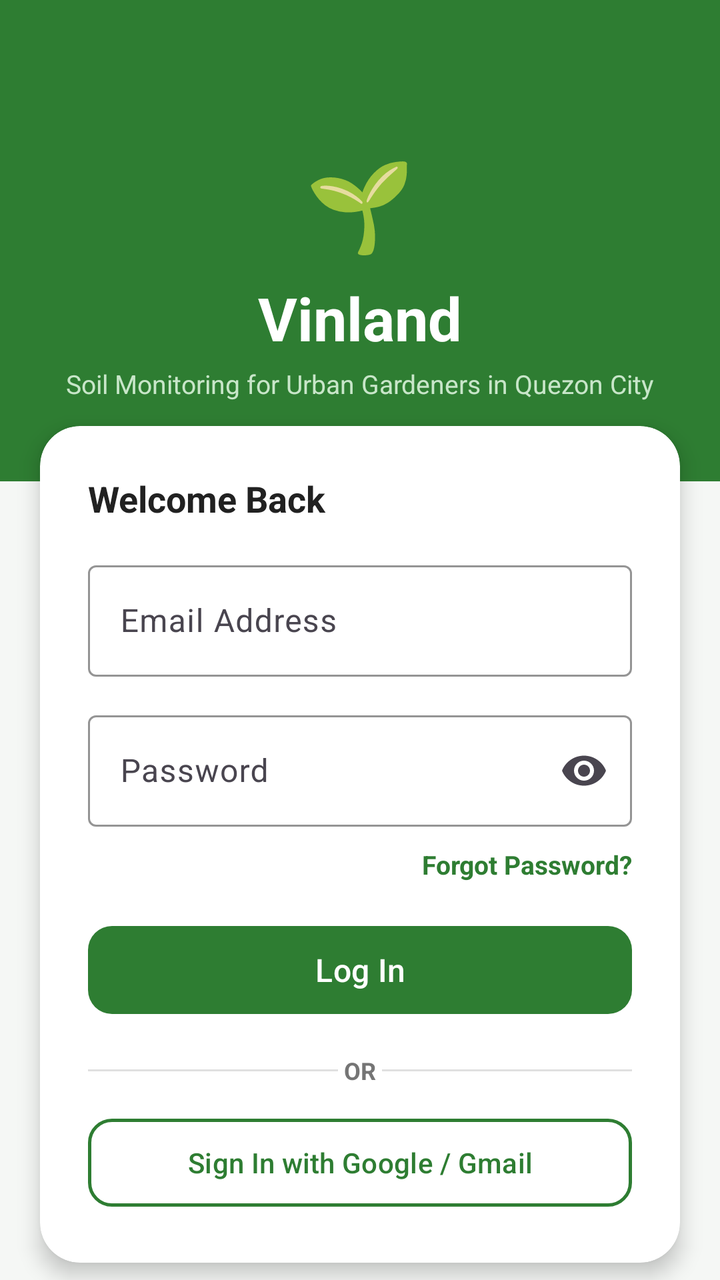
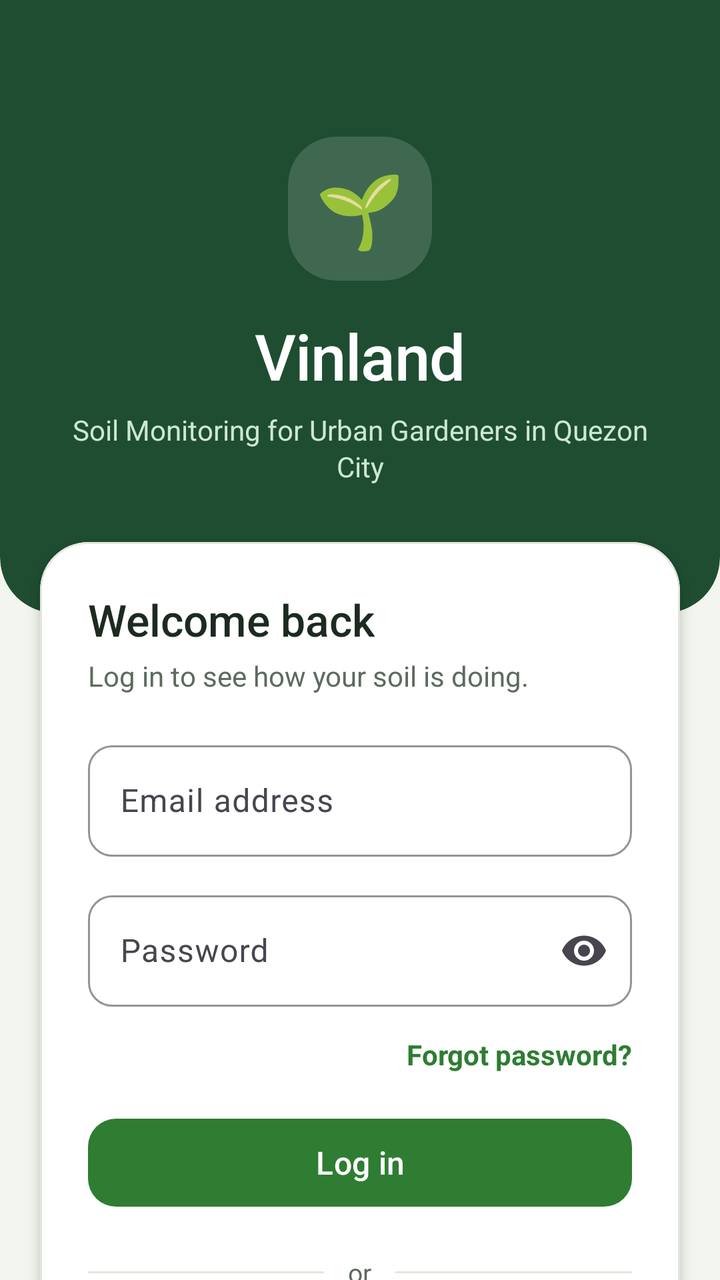

Before-and-after screenshots of an Android layout around one commit, followed by the original layout XML and the change that was made.
<!-- AndroidManifest.xml: application theme Theme.Vinland -->
<!-- res/layout/activity_login.xml -->
<?xml version="1.0" encoding="utf-8"?>
<androidx.core.widget.NestedScrollView xmlns:android="http://schemas.android.com/apk/res/android"
    xmlns:app="http://schemas.android.com/apk/res-auto"
    android:layout_width="match_parent"
    android:layout_height="match_parent"
    android:background="#F5F7F5"
    android:clipToPadding="false"
    android:fillViewport="true">

    <LinearLayout
        android:layout_width="match_parent"
        android:layout_height="wrap_content"
        android:orientation="vertical">

        
        <LinearLayout
            android:layout_width="match_parent"
            android:layout_height="wrap_content"
            android:orientation="vertical"
            android:gravity="center_horizontal"
            android:background="#2E7D32"
            android:paddingTop="72dp"
            android:paddingBottom="40dp"
            android:paddingHorizontal="24dp">

            <TextView
                android:layout_width="wrap_content"
                android:layout_height="wrap_content"
                android:text="🌱"
                android:textSize="44sp" />

            <TextView
                android:id="@+id/tvAppName"
                android:layout_width="wrap_content"
                android:layout_height="wrap_content"
                android:layout_marginTop="8dp"
                android:text="Vinland"
                android:textSize="30sp"
                android:textStyle="bold"
                android:textColor="#FFFFFF" />

            <TextView
                android:id="@+id/tvTagline"
                android:layout_width="wrap_content"
                android:layout_height="wrap_content"
                android:layout_marginTop="4dp"
                android:text="Soil Monitoring for Urban Gardeners in Quezon City"
                android:textSize="13sp"
                android:textColor="#C8E6C9" />
        </LinearLayout>

        
        <com.google.android.material.card.MaterialCardView
            android:layout_width="match_parent"
            android:layout_height="wrap_content"
            android:layout_marginStart="20dp"
            android:layout_marginEnd="20dp"
            android:layout_marginTop="-28dp"
            app:cardCornerRadius="20dp"
            app:cardElevation="6dp"
            app:strokeWidth="0dp"
            app:cardBackgroundColor="#FFFFFF">

            <LinearLayout
                android:layout_width="match_parent"
                android:layout_height="wrap_content"
                android:orientation="vertical"
                android:padding="24dp">

                <TextView
                    android:layout_width="wrap_content"
                    android:layout_height="wrap_content"
                    android:text="Welcome Back"
                    android:textSize="18sp"
                    android:textStyle="bold"
                    android:textColor="#212121"
                    android:layout_marginBottom="16dp" />

                
                <com.google.android.material.textfield.TextInputLayout
                    android:id="@+id/tilEmail"
                    style="@style/Widget.Material3.TextInputLayout.OutlinedBox"
                    android:layout_width="match_parent"
                    android:layout_height="wrap_content"
                    android:hint="Email Address"
                    app:boxStrokeColor="#2E7D32"
                    app:hintTextColor="#2E7D32">

                    <com.google.android.material.textfield.TextInputEditText
                        android:id="@+id/etEmail"
                        android:layout_width="match_parent"
                        android:layout_height="wrap_content"
                        android:inputType="textEmailAddress" />
                </com.google.android.material.textfield.TextInputLayout>

                
                <com.google.android.material.textfield.TextInputLayout
                    android:id="@+id/tilPassword"
                    style="@style/Widget.Material3.TextInputLayout.OutlinedBox"
                    android:layout_width="match_parent"
                    android:layout_height="wrap_content"
                    android:layout_marginTop="14dp"
                    android:hint="Password"
                    app:boxStrokeColor="#2E7D32"
                    app:hintTextColor="#2E7D32"
                    app:endIconMode="password_toggle">

                    <com.google.android.material.textfield.TextInputEditText
                        android:id="@+id/etPassword"
                        android:layout_width="match_parent"
                        android:layout_height="wrap_content"
                        android:inputType="textPassword" />
                </com.google.android.material.textfield.TextInputLayout>

                
                <TextView
                    android:id="@+id/tvForgotPassword"
                    android:layout_width="wrap_content"
                    android:layout_height="wrap_content"
                    android:layout_gravity="end"
                    android:layout_marginTop="10dp"
                    android:text="Forgot Password?"
                    android:textColor="#2E7D32"
                    android:textStyle="bold"
                    android:textSize="13sp" />

                
                <TextView
                    android:id="@+id/tvError"
                    android:layout_width="match_parent"
                    android:layout_height="wrap_content"
                    android:layout_marginTop="12dp"
                    android:textColor="#D32F2F"
                    android:textSize="13sp"
                    android:visibility="gone" />

                
                <com.google.android.material.button.MaterialButton
                    android:id="@+id/btnLogin"
                    android:layout_width="match_parent"
                    android:layout_height="52dp"
                    android:layout_marginTop="18dp"
                    android:text="Log In"
                    android:textAllCaps="false"
                    android:textSize="16sp"
                    app:cornerRadius="12dp"
                    app:backgroundTint="#2E7D32" />

                
                <LinearLayout
                    android:layout_width="match_parent"
                    android:layout_height="wrap_content"
                    android:orientation="horizontal"
                    android:gravity="center"
                    android:layout_marginTop="16dp"
                    android:layout_marginBottom="12dp">

                    <View
                        android:layout_width="0dp"
                        android:layout_height="1dp"
                        android:layout_weight="1"
                        android:background="#E0E0E0" />

                    <TextView
                        android:layout_width="wrap_content"
                        android:layout_height="wrap_content"
                        android:text=" OR "
                        android:textSize="12sp"
                        android:textColor="#757575"
                        android:textStyle="bold" />

                    <View
                        android:layout_width="0dp"
                        android:layout_height="1dp"
                        android:layout_weight="1"
                        android:background="#E0E0E0" />
                </LinearLayout>

                
                <com.google.android.material.button.MaterialButton
                    android:id="@+id/btnGoogleSignIn"
                    style="@style/Widget.Material3.Button.OutlinedButton"
                    android:layout_width="match_parent"
                    android:layout_height="52dp"
                    android:text="Sign In with Google / Gmail"
                    android:textAllCaps="false"
                    android:textSize="14sp"
                    android:textColor="#2E7D32"
                    app:strokeColor="#2E7D32"
                    app:strokeWidth="1.5dp"
                    app:cornerRadius="12dp" />

                <ProgressBar
                    android:id="@+id/progressBar"
                    android:layout_width="wrap_content"
                    android:layout_height="wrap_content"
                    android:layout_gravity="center"
                    android:layout_marginTop="12dp"
                    android:visibility="gone" />

            </LinearLayout>
        </com.google.android.material.card.MaterialCardView>

        
        <TextView
            android:id="@+id/tvGoToRegister"
            android:layout_width="wrap_content"
            android:layout_height="wrap_content"
            android:layout_gravity="center"
            android:layout_marginTop="24dp"
            android:layout_marginBottom="32dp"
            android:text="Don't have an account? Register"
            android:textColor="#2E7D32"
            android:textStyle="bold"
            android:textSize="14sp" />

    </LinearLayout>
</androidx.core.widget.NestedScrollView>
<!-- resources referenced by this layout -->
<resources>
  <style name="Theme.Vinland" parent="Base.Theme.Vinland" />
  <style name="Base.Theme.Vinland" parent="Theme.Material3.DayNight.NoActionBar">
          
          
      </style>
</resources>

<!-- the commit's change to res/layout/activity_login.xml (unified diff, before → after) -->
@@ -3,9 +3,11 @@
     xmlns:app="http://schemas.android.com/apk/res-auto"
     android:layout_width="match_parent"
     android:layout_height="match_parent"
-    android:background="#F5F7F5"
+    android:background="#F3F5EF"
     android:clipToPadding="false"
     android:fillViewport="true">
+
+    
 
     <LinearLayout
         android:layout_width="match_parent"
@@ -13,53 +15,77 @@
         android:orientation="vertical">
 
         
-        <LinearLayout
+        <com.google.android.material.card.MaterialCardView
             android:layout_width="match_parent"
             android:layout_height="wrap_content"
-            android:orientation="vertical"
-            android:gravity="center_horizontal"
-            android:background="#2E7D32"
-            android:paddingTop="72dp"
-            android:paddingBottom="40dp"
-            android:paddingHorizontal="24dp">
-
-            <TextView
-                android:layout_width="wrap_content"
+            android:layout_marginTop="-28dp"
+            app:cardBackgroundColor="#1F4D32"
+            app:cardCornerRadius="28dp"
+            app:cardElevation="0dp"
+            app:strokeWidth="0dp">
+
+            <LinearLayout
+                android:layout_width="match_parent"
                 android:layout_height="wrap_content"
-                android:text="🌱"
-                android:textSize="44sp" />
-
-            <TextView
-                android:id="@+id/tvAppName"
-                android:layout_width="wrap_content"
-                android:layout_height="wrap_content"
-                android:layout_marginTop="8dp"
-                android:text="Vinland"
-                android:textSize="30sp"
-                android:textStyle="bold"
-                android:textColor="#FFFFFF" />
-
-            <TextView
-                android:id="@+id/tvTagline"
-                android:layout_width="wrap_content"
-                android:layout_height="wrap_content"
-                android:layout_marginTop="4dp"
-                android:text="Soil Monitoring for Urban Gardeners in Quezon City"
-                android:textSize="13sp"
-                android:textColor="#C8E6C9" />
-        </LinearLayout>
+                android:gravity="center_horizontal"
+                android:orientation="vertical"
+                android:paddingHorizontal="32dp"
+                android:paddingTop="96dp"
+                android:paddingBottom="64dp">
+
+                <com.google.android.material.card.MaterialCardView
+                    android:layout_width="72dp"
+                    android:layout_height="72dp"
+                    app:cardBackgroundColor="#26FFFFFF"
+                    app:cardCornerRadius="24dp"
+                    app:cardElevation="0dp"
+                    app:strokeWidth="0dp">
+
+                    <TextView
+                        android:layout_width="match_parent"
+                        android:layout_height="match_parent"
+                        android:gravity="center"
+                        android:importantForAccessibility="no"
+                        android:text="🌱"
+                        android:textSize="36sp" />
+                </com.google.android.material.card.MaterialCardView>
+
+                <TextView
+                    android:id="@+id/tvAppName"
+                    android:layout_width="wrap_content"
+                    android:layout_height="wrap_content"
+                    android:layout_marginTop="16dp"
+                    android:fontFamily="sans-serif-medium"
+                    android:letterSpacing="-0.01"
+                    android:text="Vinland"
+                    android:textColor="#FFFFFF"
+                    android:textSize="32sp" />
+
+                <TextView
+                    android:id="@+id/tvTagline"
+                    android:layout_width="wrap_content"
+                    android:layout_height="wrap_content"
+                    android:layout_marginTop="6dp"
+                    android:gravity="center"
+                    android:lineSpacingMultiplier="1.1"
+                    android:text="Soil Monitoring for Urban Gardeners in Quezon City"
+                    android:textColor="#CDE8D0"
+                    android:textSize="14sp" />
+            </LinearLayout>
+        </com.google.android.material.card.MaterialCardView>
 
         
         <com.google.android.material.card.MaterialCardView
             android:layout_width="match_parent"
             android:layout_height="wrap_content"
             android:layout_marginStart="20dp"
+            android:layout_marginTop="-36dp"
             android:layout_marginEnd="20dp"
-            android:layout_marginTop="-28dp"
-            app:cardCornerRadius="20dp"
-            app:cardElevation="6dp"
-            app:strokeWidth="0dp"
-            app:cardBackgroundColor="#FFFFFF">
+            app:cardBackgroundColor="#FFFFFF"
+            app:cardCornerRadius="24dp"
+            app:cardElevation="4dp"
+            app:strokeColor="#E2E7DC"
+            app:strokeWidth="1dp">
 
             <LinearLayout
                 android:layout_width="match_parent"
@@ -70,11 +96,19 @@
                 <TextView
                     android:layout_width="wrap_content"
                     android:layout_height="wrap_content"
-                    android:text="Welcome Back"
-                    android:textSize="18sp"
-                    android:textStyle="bold"
-                    android:textColor="#212121"
-                    android:layout_marginBottom="16dp" />
+                    android:fontFamily="sans-serif-medium"
+                    android:text="Welcome back"
+                    android:textColor="#1C2A20"
+                    android:textSize="22sp" />
+
+                <TextView
+                    android:layout_width="wrap_content"
+                    android:layout_height="wrap_content"
+                    android:layout_marginTop="4dp"
+                    android:layout_marginBottom="20dp"
+                    android:text="Log in to see how your soil is doing."
+                    android:textColor="#5C6B5F"
+                    android:textSize="14sp" />
 
                 
                 <com.google.android.material.textfield.TextInputLayout
@@ -82,7 +116,11 @@
                     style="@style/Widget.Material3.TextInputLayout.OutlinedBox"
                     android:layout_width="match_parent"
                     android:layout_height="wrap_content"
-                    android:hint="Email Address"
+                    android:hint="Email address"
+                    app:boxCornerRadiusBottomEnd="12dp"
+                    app:boxCornerRadiusBottomStart="12dp"
+                    app:boxCornerRadiusTopEnd="12dp"
+                    app:boxCornerRadiusTopStart="12dp"
                     app:boxStrokeColor="#2E7D32"
                     app:hintTextColor="#2E7D32">
 
@@ -90,7 +128,10 @@
                         android:id="@+id/etEmail"
                         android:layout_width="match_parent"
                         android:layout_height="wrap_content"
-                        android:inputType="textEmailAddress" />
+                        android:autofillHints="emailAddress"
+                        android:imeOptions="actionNext"
+                        android:inputType="textEmailAddress"
+                        android:textColor="#1C2A20" />
                 </com.google.android.material.textfield.TextInputLayout>
 
                 
@@ -101,36 +142,44 @@
                     android:layout_height="wrap_content"
                     android:layout_marginTop="14dp"
                     android:hint="Password"
+                    app:boxCornerRadiusBottomEnd="12dp"
+                    app:boxCornerRadiusBottomStart="12dp"
+                    app:boxCornerRadiusTopEnd="12dp"
+                    app:boxCornerRadiusTopStart="12dp"
                     app:boxStrokeColor="#2E7D32"
-                    app:hintTextColor="#2E7D32"
-                    app:endIconMode="password_toggle">
+                    app:endIconMode="password_toggle"
+                    app:hintTextColor="#2E7D32">
 
                     <com.google.android.material.textfield.TextInputEditText
                         android:id="@+id/etPassword"
                         android:layout_width="match_parent"
                         android:layout_height="wrap_content"
-                        android:inputType="textPassword" />
+                        android:autofillHints="password"
+                        android:imeOptions="actionDone"
+                        android:inputType="textPassword"
+                        android:textColor="#1C2A20" />
                 </com.google.android.material.textfield.TextInputLayout>
 
                 
                 <TextView
                     android:id="@+id/tvForgotPassword"
                     android:layout_width="wrap_content"
-                    android:layout_height="wrap_content"
+                    android:layout_height="48dp"
                     android:layout_gravity="end"
-                    android:layout_marginTop="10dp"
-                    android:text="Forgot Password?"
+                    android:gravity="center_vertical"
+                    android:paddingStart="8dp"
+                    android:text="Forgot password?"
                     android:textColor="#2E7D32"
-                    android:textStyle="bold"
-                    android:textSize="13sp" />
+                    android:textSize="14sp"
+                    android:textStyle="bold" />
 
                 
                 <TextView
                     android:id="@+id/tvError"
                     android:layout_width="match_parent"
                     android:layout_height="wrap_content"
-                    android:layout_marginTop="12dp"
-                    android:textColor="#D32F2F"
+                    android:layout_marginBottom="4dp"
+                    android:textColor="#B3261E"
                     android:textSize="13sp"
                     android:visibility="gone" />
 
@@ -139,41 +188,42 @@
                     android:id="@+id/btnLogin"
                     android:layout_width="match_parent"
                     android:layout_height="52dp"
-                    android:layout_marginTop="18dp"
-                    android:text="Log In"
+                    android:layout_marginTop="4dp"
+                    android:text="Log in"
                     android:textAllCaps="false"
+                    android:textColor="#FFFFFF"
                     android:textSize="16sp"
-                    app:cornerRadius="12dp"
-                    app:backgroundTint="#2E7D32" />
+                    app:backgroundTint="#2E7D32"
+                    app:cornerRadius="14dp" />
 
                 
                 <LinearLayout
                     android:layout_width="match_parent"
                     android:layout_height="wrap_content"
-                    android:orientation="horizontal"
+                    android:layout_marginTop="20dp"
+                    android:layout_marginBottom="20dp"
                     android:gravity="center"
-                    android:layout_marginTop="16dp"
-                    android:layout_marginBottom="12dp">
+                    android:orientation="horizontal">
 
                     <View
                         android:layout_width="0dp"
                         android:layout_height="1dp"
                         android:layout_weight="1"
-                        android:background="#E0E0E0" />
+                        android:background="#E2E7DC" />
 
                     <TextView
                         android:layout_width="wrap_content"
                         android:layout_height="wrap_content"
-                        android:text=" OR "
-                        android:textSize="12sp"
-                        android:textColor="#757575"
-                        android:textStyle="bold" />
+                        android:paddingHorizontal="12dp"
+                        android:text="or"
+                        android:textColor="#5C6B5F"
+                        android:textSize="13sp" />
 
                     <View
                         android:layout_width="0dp"
                         android:layout_height="1dp"
                         android:layout_weight="1"
-                        android:background="#E0E0E0" />
+                        android:background="#E2E7DC" />
                 </LinearLayout>
 
                 
@@ -182,20 +232,22 @@
                     style="@style/Widget.Material3.Button.OutlinedButton"
                     android:layout_width="match_parent"
                     android:layout_height="52dp"
-                    android:text="Sign In with Google / Gmail"
+                    android:text="Continue with Google"
                     android:textAllCaps="false"
-                    android:textSize="14sp"
-                    android:textColor="#2E7D32"
-                    app:strokeColor="#2E7D32"
-                    app:strokeWidth="1.5dp"
-                    app:cornerRadius="12dp" />
+                    android:textColor="#1C2A20"
+                    android:textSize="15sp"
+                    app:backgroundTint="@android:color/transparent"
+                    app:cornerRadius="14dp"
+                    app:strokeColor="#CFD6C9"
+                    app:strokeWidth="1.5dp" />
 
                 <ProgressBar
                     android:id="@+id/progressBar"
                     android:layout_width="wrap_content"
                     android:layout_height="wrap_content"
                     android:layout_gravity="center"
-                    android:layout_marginTop="12dp"
+                    android:layout_marginTop="16dp"
+                    android:indeterminateTint="#2E7D32"
                     android:visibility="gone" />
 
             </LinearLayout>
@@ -205,14 +257,16 @@
         <TextView
             android:id="@+id/tvGoToRegister"
             android:layout_width="wrap_content"
-            android:layout_height="wrap_content"
+            android:layout_height="48dp"
             android:layout_gravity="center"
-            android:layout_marginTop="24dp"
+            android:layout_marginTop="16dp"
             android:layout_marginBottom="32dp"
+            android:gravity="center"
+            android:paddingHorizontal="16dp"
             android:text="Don't have an account? Register"
             android:textColor="#2E7D32"
-            android:textStyle="bold"
-            android:textSize="14sp" />
+            android:textSize="14sp"
+            android:textStyle="bold" />
 
     </LinearLayout>
 </androidx.core.widget.NestedScrollView>
